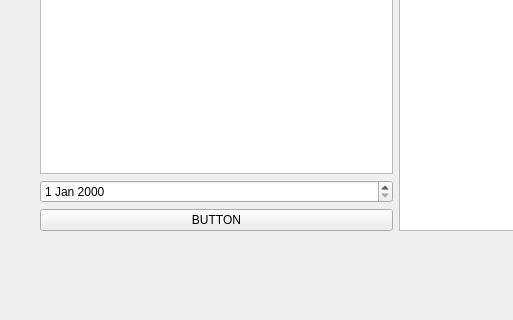
Maxime90100/Project_CPP, file mainwindow.ui: the form before one commit; both pictures show x 0 to 513 and y 280 to 600 of the 788 by 600 pixel window.
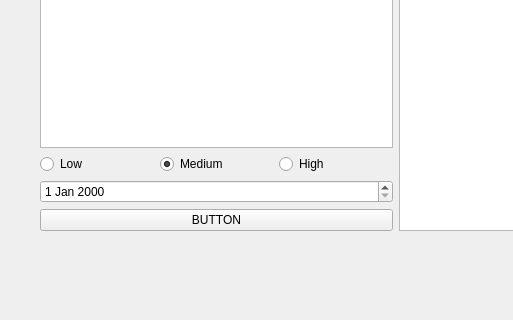
The form after the commit.

```diff
--- a/mainwindow.ui
+++ b/mainwindow.ui
@@ -78,6 +78,34 @@
          <item>
           <widget class="QPlainTextEdit" name="todoAddText"/>
          </item>
+         <item>
+          <layout class="QHBoxLayout" name="horizontalLayout_2">
+           <item>
+            <widget class="QRadioButton" name="LowPriority">
+             <property name="text">
+              <string>Low</string>
+             </property>
+            </widget>
+           </item>
+           <item>
+            <widget class="QRadioButton" name="mediumPriority">
+             <property name="text">
+              <string>Medium</string>
+             </property>
+             <property name="checked">
+              <bool>true</bool>
+             </property>
+            </widget>
+           </item>
+           <item>
+            <widget class="QRadioButton" name="highPriority">
+             <property name="text">
+              <string>High</string>
+             </property>
+            </widget>
+           </item>
+          </layout>
+         </item>
          <item>
           <widget class="QDateEdit" name="todoAddDate"/>
          </item>
```
